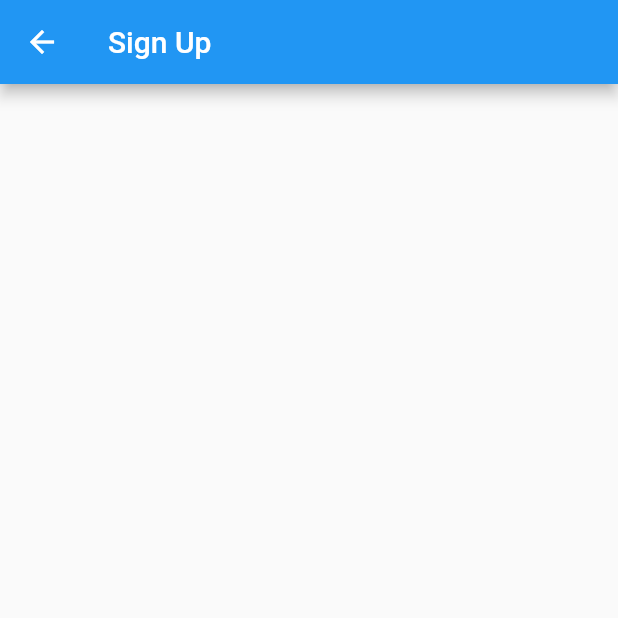
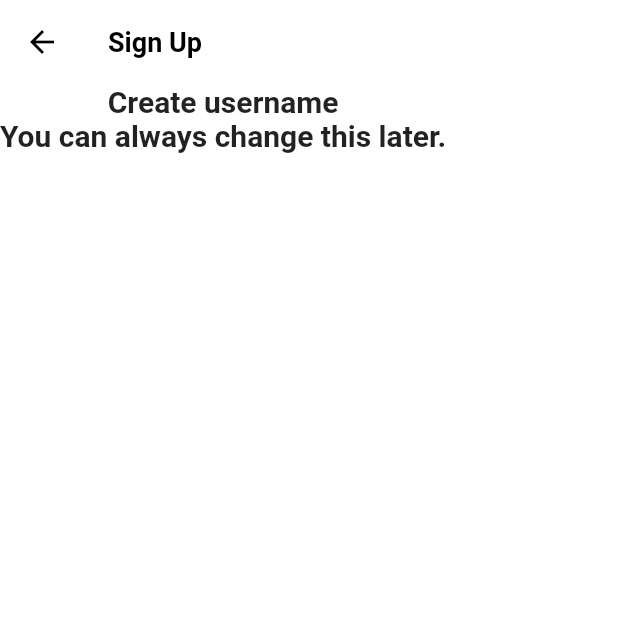
Before and after one commit to kyu1204/Flutter, a Flutter app: the EmailScreen screen opened directly, on a phone screen of 412 x 824 dp, the top half of it. Run offline on Flutter 3.47's test engine with Material 2 defaults, Android fonts, the phone set to English and light mode, and no system bars; our stand-ins replace font_awesome_flutter, shared_preferences; accounts and stored records are empty.

Commit message:
vault backup: 2023-02-04 17:43:22

```diff
--- a/Codes/tictok_clone/lib/features/authentication/email_screen.dart
+++ b/Codes/tictok_clone/lib/features/authentication/email_screen.dart
@@ -1,6 +1,5 @@
 import 'package:flutter/material.dart';
-import 'package:flutter/src/widgets/framework.dart';
-import 'package:flutter/src/widgets/placeholder.dart';
+import 'package:tictok_clone/constants/sizes.dart';
 
 class EmailScreen extends StatelessWidget {
   const EmailScreen({super.key});
@@ -9,7 +8,27 @@
   Widget build(BuildContext context) {
     return Scaffold(
       appBar: AppBar(
-        title: const Text("Sign Up"),
+        title: const Text(
+          "Sign Up",
+        ),
+      ),
+      body: Column(
+        children: const [
+          Text(
+            "Create username",
+            style: TextStyle(
+              fontSize: Sizes.size20,
+              fontWeight: FontWeight.w600,
+            ),
+          ),
+          Text(
+            "You can always change this later.",
+            style: TextStyle(
+              fontSize: Sizes.size20,
+              fontWeight: FontWeight.w600,
+            ),
+          )
+        ],
       ),
     );
   }
--- a/Codes/tictok_clone/lib/features/authentication/login_screen.dart
+++ b/Codes/tictok_clone/lib/features/authentication/login_screen.dart
@@ -47,7 +47,7 @@
         ),
       ),
       bottomNavigationBar: BottomAppBar(
-        color: Colors.grey.shade100,
+        color: Colors.grey.shade50,
         elevation: 2,
         child: Padding(
           padding: const EdgeInsets.symmetric(
--- a/Codes/tictok_clone/lib/features/authentication/sign_up_screen.dart
+++ b/Codes/tictok_clone/lib/features/authentication/sign_up_screen.dart
@@ -2,6 +2,7 @@
 import 'package:font_awesome_flutter/font_awesome_flutter.dart';
 import 'package:tictok_clone/constants/gaps.dart';
 import 'package:tictok_clone/constants/sizes.dart';
+import 'package:tictok_clone/features/authentication/email_screen.dart';
 import 'package:tictok_clone/features/authentication/login_screen.dart';
 import 'package:tictok_clone/features/authentication/widgets/auth_button.dart';
 
@@ -19,7 +20,7 @@
   void _onEmailTap(BuildContext context) {
     Navigator.of(context).push(
       MaterialPageRoute(
-        builder: (context) => const LoginScreen(),
+        builder: (context) => const EmailScreen(),
       ),
     );
   }
@@ -63,7 +64,7 @@
         ),
       ),
       bottomNavigationBar: BottomAppBar(
-        color: Colors.grey.shade100,
+        color: Colors.grey.shade50,
         elevation: 2,
         child: Padding(
           padding: const EdgeInsets.symmetric(
```
Also changed, not shown: Codes/tictok_clone/lib/main.dart (+12 -0 lines), 1 other file.
